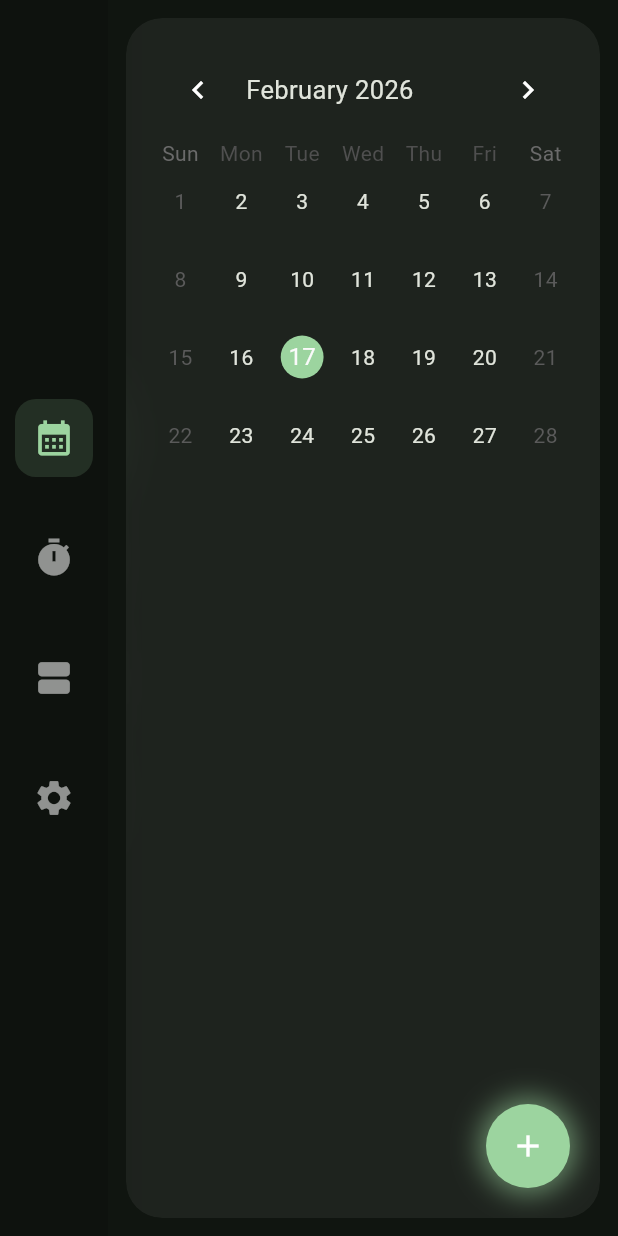
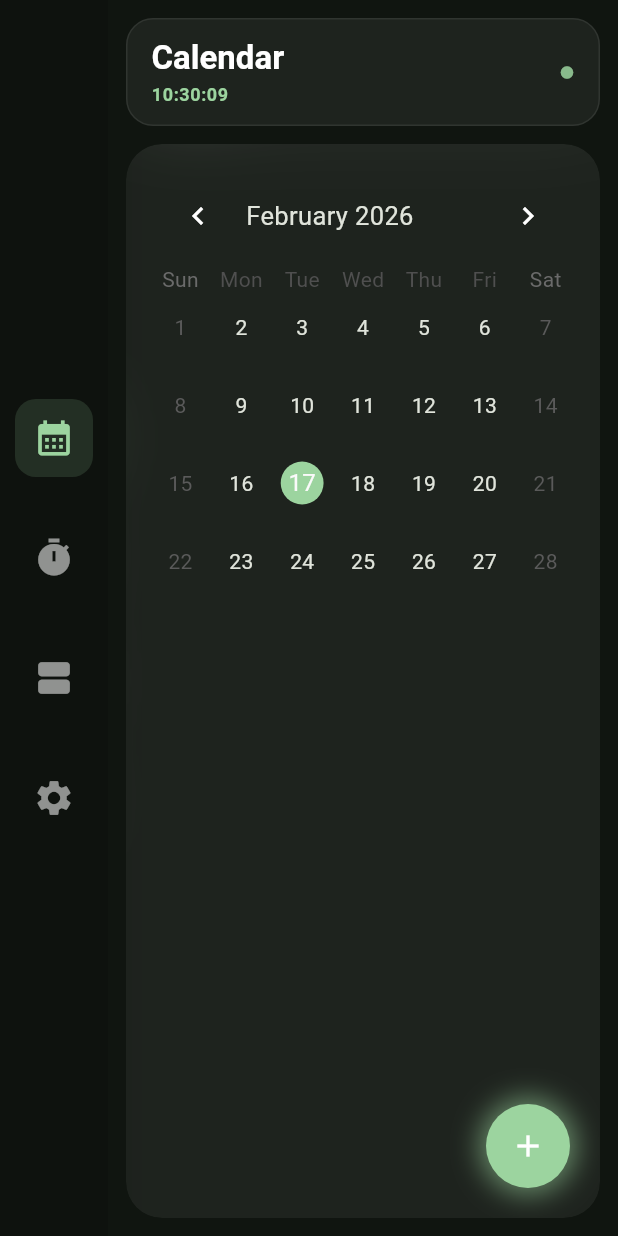
Before and after one commit to arvelyn/nolio, a Flutter app: the screen it shows after launch, after a tap on the "calendar month" icon, on a phone screen of 412 x 824 dp. Run offline on Flutter 3.47's test engine with Material 3 defaults, Android fonts, the phone set to English and light mode, and no system bars; drawn by our look-alikes of flutter_animate, table_calendar; our stand-ins replace sqflite_common_ffi; missing offline and left inert: window_manager; accounts and stored records are empty.

Commit message:
feat(shell): replace static title bar with active tab header and live clock

```diff
--- a/lib/main.dart
+++ b/lib/main.dart
@@ -1,5 +1,10 @@
+import 'dart:async';
+import 'dart:io';
+
+import 'package:flutter/foundation.dart';
 import 'package:flutter/material.dart';
 import 'package:flutter_animate/flutter_animate.dart';
+import 'package:window_manager/window_manager.dart';
 
 import 'data/todo_db.dart';
 import 'features/calendar/calendar_page.dart';
@@ -9,9 +14,22 @@ import 'features/settings/settings_page.dart';
 
 void main() async {
   WidgetsFlutterBinding.ensureInitialized();
+  await _configureWindow();
   await TodoDB.instance.init();
 
   runApp(const NolioApp());
+}
+
+Future<void> _configureWindow() async {
+  if (kIsWeb) return;
+  if (!(Platform.isLinux || Platform.isWindows || Platform.isMacOS)) return;
+
+  await windowManager.ensureInitialized();
+  const options = WindowOptions(titleBarStyle: TitleBarStyle.hidden);
+  windowManager.waitUntilReadyToShow(options, () async {
+    await windowManager.show();
+    await windowManager.focus();
+  });
 }
 
 class NolioApp extends StatefulWidget {
@@ -36,9 +54,7 @@ class _NolioAppState extends State<NolioApp> {
           brightness: Brightness.dark,
         ),
       ),
-      home: AppShell(
-        onAccentChange: (c) => setState(() => accent = c),
-      ),
+      home: AppShell(onAccentChange: (c) => setState(() => accent = c)),
     );
   }
 }
@@ -54,6 +70,25 @@ class AppShell extends StatefulWidget {
 class _AppShellState extends State<AppShell> {
   int index = 0;
   DateTime selectedDate = DateTime.now();
+  late final Timer _clockTimer;
+  DateTime now = DateTime.now();
+
+  static const _tabTitles = ['Calendar', 'Timer', 'Weekly View', 'Settings'];
+
+  @override
+  void initState() {
+    super.initState();
+    _clockTimer = Timer.periodic(const Duration(seconds: 1), (_) {
+      if (!mounted) return;
+      setState(() => now = DateTime.now());
+    });
+  }
+
+  @override
+  void dispose() {
+    _clockTimer.cancel();
+    super.dispose();
+  }
 
   @override
   Widget build(BuildContext context) {
@@ -64,9 +99,7 @@ class _AppShellState extends State<AppShell> {
       ),
       const _ContentShell(child: TimerPage()),
       const _ContentShell(child: TimelinePage()),
-      _ContentShell(
-        child: SettingsPage(onAccentChange: widget.onAccentChange),
-      ),
+      _ContentShell(child: SettingsPage(onAccentChange: widget.onAccentChange)),
     ];
 
     return Scaffold(
@@ -77,6 +110,10 @@ class _AppShellState extends State<AppShell> {
             onSelect: (i) => setState(() => index = i),
           ),
           Expanded(
+            child: Column(
+              children: [
+                _TopBar(title: _tabTitles[index], now: now),
+                Expanded(
                   child: AnimatedSwitcher(
                     duration: const Duration(milliseconds: 400),
                     switchInCurve: Curves.easeInOutCubic,
@@ -86,7 +123,10 @@ class _AppShellState extends State<AppShell> {
                         opacity: animation,
                         child: ScaleTransition(
                           scale: Tween<double>(begin: 0.95, end: 1.0).animate(
-                      CurvedAnimation(parent: animation, curve: Curves.easeOutCubic),
+                            CurvedAnimation(
+                              parent: animation,
+                              curve: Curves.easeOutCubic,
+                            ),
                           ),
                           child: child,
                         ),
@@ -97,7 +137,69 @@ class _AppShellState extends State<AppShell> {
                 ),
               ],
             ),
+          ),
+        ],
+      ),
     );
+  }
+}
+
+class _TopBar extends StatelessWidget {
+  final String title;
+  final DateTime now;
+
+  const _TopBar({required this.title, required this.now});
+
+  String _two(int v) => v.toString().padLeft(2, '0');
+
+  @override
+  Widget build(BuildContext context) {
+    final accent = Theme.of(context).colorScheme.primary;
+    final timeText =
+        '${_two(now.hour)}:${_two(now.minute)}:${_two(now.second)}';
+
+    final bar = Container(
+      margin: const EdgeInsets.fromLTRB(12, 12, 12, 0),
+      padding: const EdgeInsets.symmetric(horizontal: 16, vertical: 12),
+      decoration: BoxDecoration(
+        color: Colors.white.withValues(alpha: 0.06),
+        borderRadius: BorderRadius.circular(18),
+        border: Border.all(color: Colors.white.withValues(alpha: 0.08)),
+      ),
+      child: Row(
+        children: [
+          Column(
+            crossAxisAlignment: CrossAxisAlignment.start,
+            children: [
+              Text(
+                title,
+                style: Theme.of(context).textTheme.titleLarge?.copyWith(
+                  fontWeight: FontWeight.w700,
+                  color: Colors.white,
+                ),
+              ),
+              const SizedBox(height: 2),
+              Text(
+                timeText,
+                style: Theme.of(context).textTheme.bodySmall?.copyWith(
+                  color: accent,
+                  fontWeight: FontWeight.w600,
+                  letterSpacing: 0.4,
+                ),
+              ),
+            ],
+          ),
+          const Spacer(),
+          Icon(Icons.circle, size: 10, color: accent.withValues(alpha: 0.85)),
+        ],
+      ),
+    ).animate().fadeIn(duration: 220.ms).slideY(begin: -0.06, duration: 220.ms);
+
+    if (kIsWeb) return bar;
+    if (Platform.isLinux || Platform.isWindows || Platform.isMacOS) {
+      return DragToMoveArea(child: bar);
+    }
+    return bar;
   }
 }
 
@@ -108,10 +210,7 @@ class _SideNav extends StatelessWidget {
   final int selectedIndex;
   final ValueChanged<int> onSelect;
 
-  const _SideNav({
-    required this.selectedIndex,
-    required this.onSelect,
-  });
+  const _SideNav({required this.selectedIndex, required this.onSelect});
 
   @override
   Widget build(BuildContext context) {
@@ -119,16 +218,14 @@ class _SideNav extends StatelessWidget {
 
     final icons = [
       Icons.calendar_month, // Calendar
-      Icons.timer,          // Timer
-      Icons.view_agenda,    // Timeline
-      Icons.settings,       // Settings
+      Icons.timer, // Timer
+      Icons.view_agenda, // Timeline
+      Icons.settings, // Settings
     ];
 
     return Container(
       width: 72,
-      decoration: BoxDecoration(
-        color: Colors.black.withOpacity(0.15),
-      ),
+      decoration: BoxDecoration(color: Colors.black.withValues(alpha: 0.15)),
       child: Column(
         children: [
           const Spacer(),
@@ -163,7 +260,8 @@ class _NavIcon extends StatefulWidget {
   State<_NavIcon> createState() => _NavIconState();
 }
 
-class _NavIconState extends State<_NavIcon> with SingleTickerProviderStateMixin {
+class _NavIconState extends State<_NavIcon>
+    with SingleTickerProviderStateMixin {
   bool hover = false;
   late AnimationController _controller;
   late Animation<double> _scaleAnimation;
@@ -226,17 +324,13 @@ class _NavIconState extends State<_NavIcon> with SingleTickerProviderStateMixin
             padding: const EdgeInsets.all(12),
             decoration: BoxDecoration(
               color: widget.selected
-                  ? widget.accent.withOpacity(0.15)
+                  ? widget.accent.withValues(alpha: 0.15)
                   : hover
-                      ? Colors.white.withOpacity(0.08)
+                  ? Colors.white.withValues(alpha: 0.08)
                   : Colors.transparent,
               borderRadius: BorderRadius.circular(14),
             ),
-            child: Icon(
-              widget.icon,
-              size: 28,
-              color: color,
-            ),
+            child: Icon(widget.icon, size: 28, color: color),
           ),
         ),
       ),
@@ -259,7 +353,7 @@ class _ContentShell extends StatelessWidget {
             borderRadius: BorderRadius.circular(24),
             child: Container(
               decoration: BoxDecoration(
-            color: Colors.white.withOpacity(0.06),
+                color: Colors.white.withValues(alpha: 0.06),
                 borderRadius: BorderRadius.circular(24),
               ),
               child: child,
```
Lines whose indentation alone changed are shown as unchanged.
